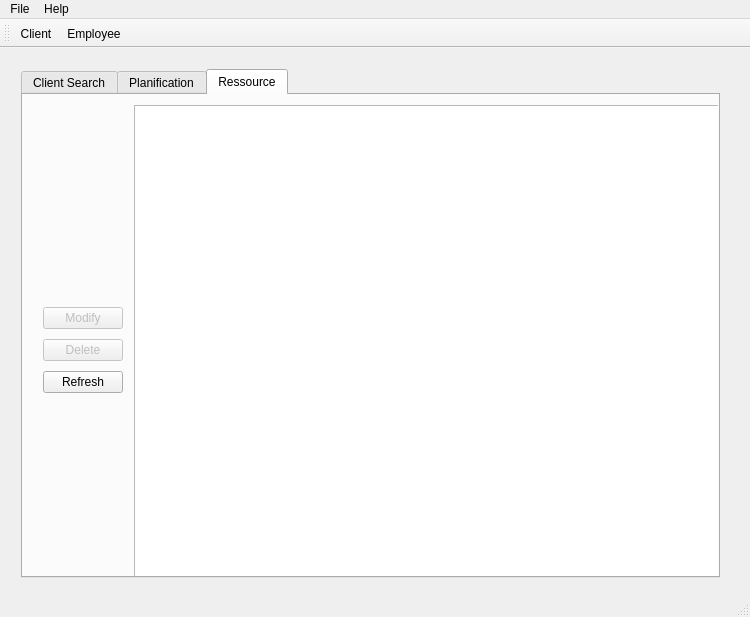
The window that TPQtIntroduction/mainwindow.ui (Lydie-Pierrick/TP2-QT-INTRO) describes before a commit, drawn with Qt 5.
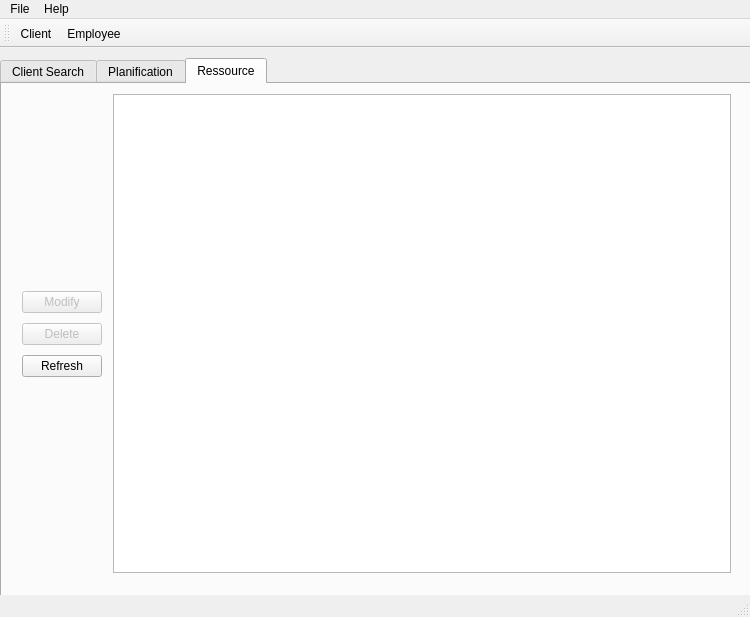
The same window after the commit. The open tabs and pages were chosen to show the change. Icons and pictures are not drawn.

```diff
--- a/TPQtIntroduction/mainwindow.ui
+++ b/TPQtIntroduction/mainwindow.ui
@@ -14,18 +14,15 @@
    <string>MainWindow</string>
   </property>
   <widget class="QWidget" name="centralWidget">
-   <widget class="QWidget" name="gridLayoutWidget">
-    <property name="geometry">
-     <rect>
-      <x>10</x>
-      <y>10</y>
-      <width>721</width>
-      <height>531</height>
-     </rect>
-    </property>
-    <layout class="QGridLayout" name="gridLayout">
-     <item row="0" column="0">
       <widget class="QTabWidget" name="tabWidget">
+    <property name="geometry">
+     <rect>
+      <x>0</x>
+      <y>10</y>
+      <width>751</width>
+      <height>551</height>
+     </rect>
+    </property>
        <property name="palette">
         <palette>
          <active>
@@ -186,8 +183,8 @@
           <rect>
            <x>-1</x>
            <y>-1</y>
-           <width>721</width>
-           <height>511</height>
+        <width>741</width>
+        <height>501</height>
           </rect>
          </property>
          <layout class="QHBoxLayout" name="horizontalLayout">
@@ -264,9 +261,6 @@
         </widget>
        </widget>
       </widget>
-     </item>
-    </layout>
-   </widget>
   </widget>
   <widget class="QMenuBar" name="menuBar">
    <property name="geometry">
```
Left out of the diff: 7 changed lines with no effect on the pictures. Lines whose indentation alone changed are shown as unchanged.
